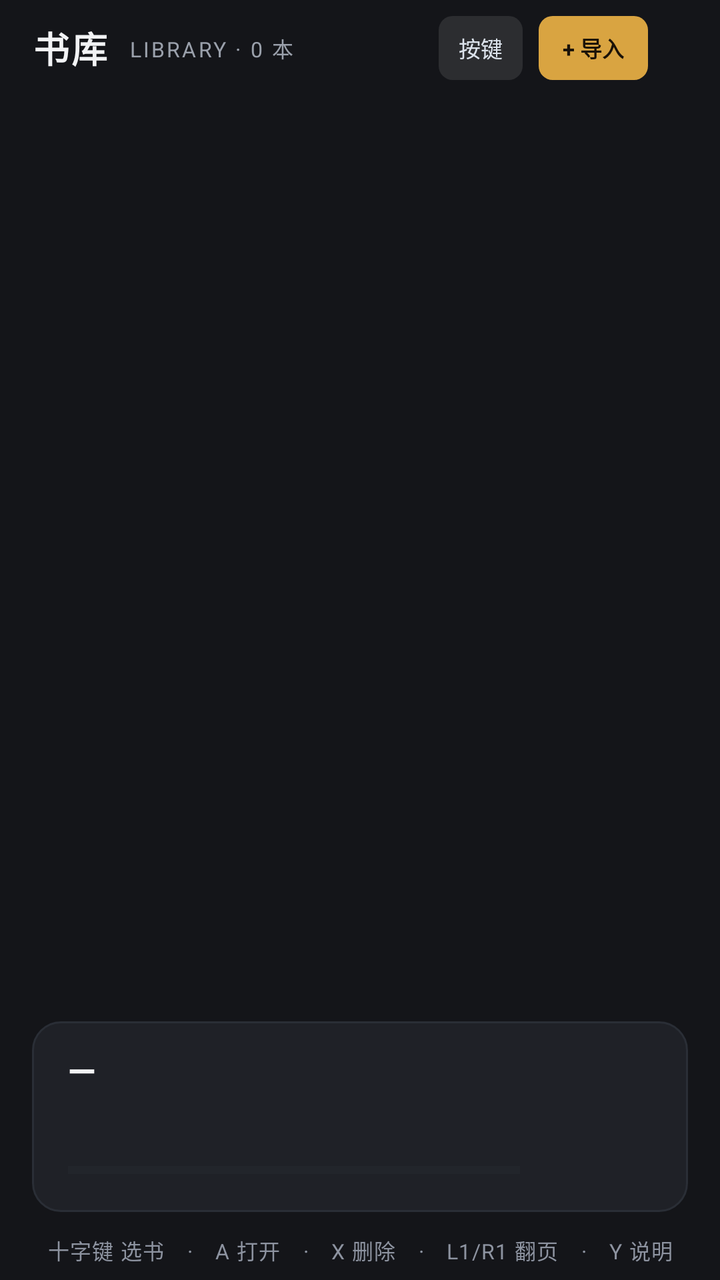
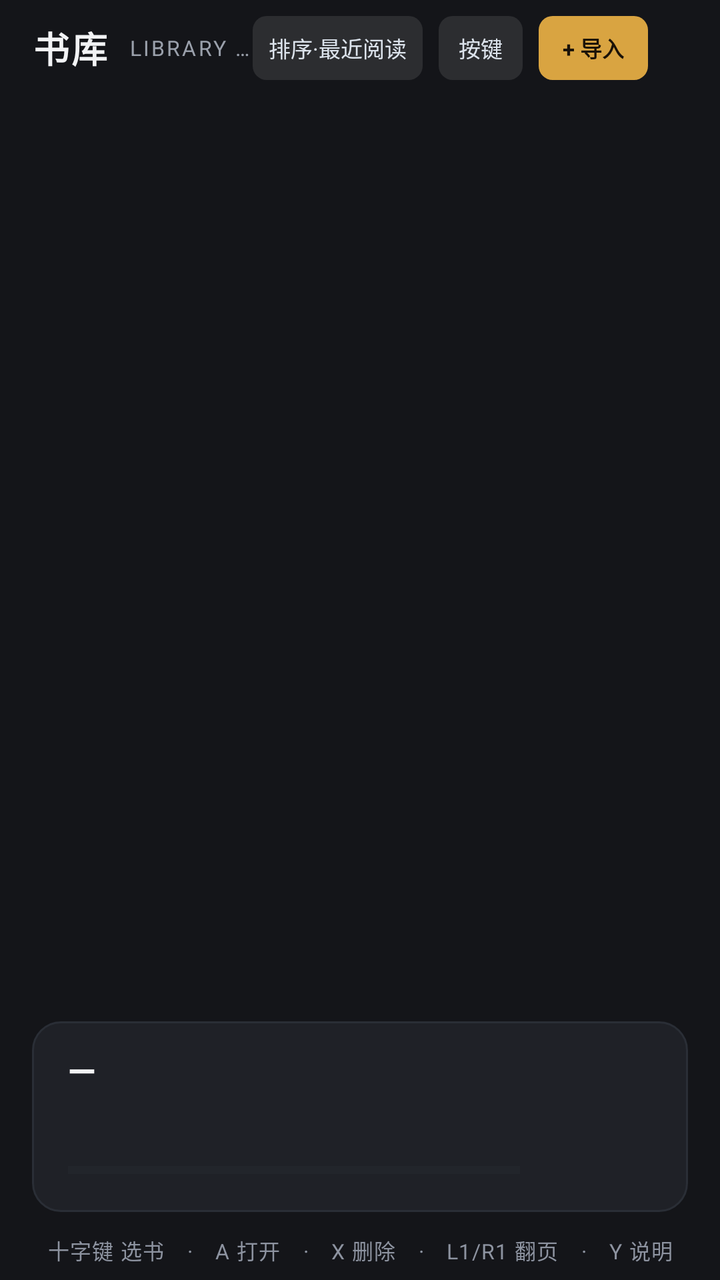

Screens rendered from an Android XML layout before and after an edit, with the pre-edit source and the edit as a unified diff.
<!-- AndroidManifest.xml: application theme Theme.PocketReader -->
<!-- res/layout/activity_main.xml -->
<?xml version="1.0" encoding="utf-8"?>
<LinearLayout xmlns:android="http://schemas.android.com/apk/res/android"
    android:layout_width="match_parent"
    android:layout_height="match_parent"
    android:background="#141519"
    android:orientation="vertical">

    <LinearLayout
        android:layout_width="match_parent"
        android:layout_height="48dp"
        android:gravity="center_vertical"
        android:orientation="horizontal"
        android:paddingHorizontal="16dp">

        <TextView
            android:layout_width="wrap_content"
            android:layout_height="wrap_content"
            android:letterSpacing="0.06"
            android:text="书库"
            android:textColor="#F2F3F5"
            android:textSize="18sp"
            android:textStyle="bold" />

        <TextView
            android:id="@+id/tvLibCount"
            android:layout_width="0dp"
            android:layout_height="wrap_content"
            android:layout_marginStart="10dp"
            android:layout_weight="1"
            android:ellipsize="end"
            android:letterSpacing="0.1"
            android:maxLines="1"
            android:text="LIBRARY · 0 本"
            android:textColor="#9AA0AB"
            android:textSize="10.5sp" />

        <TextView
            android:id="@+id/btnHelp"
            android:layout_width="wrap_content"
            android:layout_height="32dp"
            android:background="@drawable/bg_tool_btn"
            android:gravity="center"
            android:paddingHorizontal="10dp"
            android:text="按键"
            android:textColor="#DCE3EC"
            android:textSize="11sp" />

        <TextView
            android:id="@+id/btnImport"
            android:layout_width="wrap_content"
            android:layout_height="32dp"
            android:layout_marginStart="8dp"
            android:background="@drawable/bg_accent_btn"
            android:gravity="center"
            android:paddingHorizontal="12dp"
            android:text="+ 导入"
            android:textColor="#1A1208"
            android:textSize="11sp"
            android:textStyle="bold" />

        <TextView
            android:id="@+id/tvBattery"
            android:layout_width="wrap_content"
            android:layout_height="wrap_content"
            android:layout_marginStart="12dp"
            android:textColor="#C9CDD6"
            android:textSize="11sp" />

        <TextView
            android:id="@+id/tvClock"
            android:layout_width="wrap_content"
            android:layout_height="wrap_content"
            android:layout_marginStart="8dp"
            android:textColor="#C9CDD6"
            android:textSize="11sp" />
    </LinearLayout>

    <FrameLayout
        android:layout_width="match_parent"
        android:layout_height="0dp"
        android:layout_weight="1">

        <androidx.recyclerview.widget.RecyclerView
            android:id="@+id/recycler"
            android:layout_width="match_parent"
            android:layout_height="match_parent"
            android:clipToPadding="false"
            android:paddingHorizontal="12dp" />

        <LinearLayout
            android:id="@+id/emptyView"
            android:layout_width="match_parent"
            android:layout_height="match_parent"
            android:gravity="center"
            android:orientation="vertical"
            android:visibility="gone">

            <TextView
                android:layout_width="wrap_content"
                android:layout_height="wrap_content"
                android:text="书架还空着"
                android:textColor="#5E6975"
                android:textSize="15sp" />

            <TextView
                android:layout_width="wrap_content"
                android:layout_height="wrap_content"
                android:layout_marginTop="6dp"
                android:text="点右上角「导入」添加 TXT / EPUB / MOBI / AZW3"
                android:textColor="#3E4753"
                android:textSize="11sp" />
        </LinearLayout>

        <LinearLayout
            android:id="@+id/importOverlay"
            android:layout_width="match_parent"
            android:layout_height="match_parent"
            android:background="#D9141519"
            android:gravity="center"
            android:orientation="vertical"
            android:visibility="gone">

            <ProgressBar
                android:layout_width="wrap_content"
                android:layout_height="wrap_content"
                android:indeterminateTint="#D9A441" />

            <TextView
                android:id="@+id/tvImportState"
                android:layout_width="wrap_content"
                android:layout_height="wrap_content"
                android:layout_marginTop="10dp"
                android:text="正在解析…"
                android:textColor="#C8D0DA"
                android:textSize="12sp" />
        </LinearLayout>
    </FrameLayout>

    <LinearLayout
        android:id="@+id/infoPanel"
        android:layout_width="match_parent"
        android:layout_height="wrap_content"
        android:layout_marginHorizontal="16dp"
        android:layout_marginBottom="4dp"
        android:background="@drawable/bg_panel"
        android:orientation="vertical"
        android:paddingHorizontal="18dp"
        android:paddingVertical="12dp">

        <LinearLayout
            android:layout_width="match_parent"
            android:layout_height="wrap_content"
            android:gravity="bottom"
            android:orientation="horizontal">

            <TextView
                android:id="@+id/tvPanelTitle"
                android:layout_width="0dp"
                android:layout_height="wrap_content"
                android:layout_weight="1"
                android:ellipsize="end"
                android:maxLines="1"
                android:text="—"
                android:textColor="#F2F3F5"
                android:textSize="18sp"
                android:textStyle="bold" />

            <TextView
                android:id="@+id/tvPanelCount"
                android:layout_width="wrap_content"
                android:layout_height="wrap_content"
                android:layout_marginStart="12dp"
                android:textColor="#9AA0AB"
                android:textSize="12sp" />
        </LinearLayout>

        <TextView
            android:id="@+id/tvPanelSub"
            android:layout_width="match_parent"
            android:layout_height="wrap_content"
            android:layout_marginTop="3dp"
            android:ellipsize="end"
            android:maxLines="1"
            android:textColor="#9AA0AB"
            android:textSize="12sp" />

        <LinearLayout
            android:layout_width="match_parent"
            android:layout_height="wrap_content"
            android:layout_marginTop="10dp"
            android:gravity="center_vertical"
            android:orientation="horizontal">

            <ProgressBar
                android:id="@+id/pbPanel"
                style="?android:attr/progressBarStyleHorizontal"
                android:layout_width="0dp"
                android:layout_height="5dp"
                android:layout_weight="1"
                android:max="1000"
                android:progressBackgroundTint="#2A2E36"
                android:progressTint="#7C9CFF" />

            <TextView
                android:id="@+id/tvPanelPct"
                android:layout_width="wrap_content"
                android:layout_height="wrap_content"
                android:layout_marginStart="12dp"
                android:minWidth="44dp"
                android:textAlignment="viewEnd"
                android:textColor="#F2F3F5"
                android:textSize="13sp"
                android:textStyle="bold" />

            <TextView
                android:id="@+id/tvPanelLast"
                android:layout_width="wrap_content"
                android:layout_height="wrap_content"
                android:layout_marginStart="10dp"
                android:textColor="#9AA0AB"
                android:textSize="11.5sp" />
        </LinearLayout>
    </LinearLayout>

    <TextView
        android:id="@+id/hintBar"
        android:layout_width="match_parent"
        android:layout_height="30dp"
        android:ellipsize="end"
        android:gravity="center"
        android:letterSpacing="0.04"
        android:maxLines="1"
        android:text="十字键 选书　·　A 打开　·　X 删除　·　L1/R1 翻页　·　Y 说明"
        android:textColor="#8D93A0"
        android:textSize="10.5sp" />

</LinearLayout>
<!-- resources referenced by this layout -->
<resources>
  <!-- drawable bg_accent_btn (drawable) -->
  <?xml version="1.0" encoding="utf-8"?>
  <ripple xmlns:android="http://schemas.android.com/apk/res/android"
      android:color="#33FFFFFF">
      <item>
          <selector>
              
              <item android:state_focused="true">
                  <shape android:shape="rectangle">
                      <corners android:radius="7dp" />
                      <solid android:color="#E6BC5C" />
                      <stroke android:width="2dp" android:color="#F2F3F5" />
                  </shape>
              </item>
              <item>
                  <shape android:shape="rectangle">
                      <corners android:radius="7dp" />
                      <solid android:color="#D9A441" />
                  </shape>
              </item>
          </selector>
      </item>
  </ripple>
  <!-- drawable bg_panel (drawable) -->
  <?xml version="1.0" encoding="utf-8"?>
  <shape xmlns:android="http://schemas.android.com/apk/res/android"
      android:shape="rectangle">
      <corners android:radius="14dp" />
      <solid android:color="#1F2127" />
      <stroke android:width="1dp" android:color="#2A2E36" />
  </shape>
  <!-- drawable bg_tool_btn (drawable) -->
  <?xml version="1.0" encoding="utf-8"?>
  <selector xmlns:android="http://schemas.android.com/apk/res/android">
      <item android:state_focused="true">
          <shape android:shape="rectangle">
              <corners android:radius="7dp" />
              <solid android:color="#2B333E" />
              <stroke android:width="2dp" android:color="#D9A441" />
          </shape>
      </item>
      <item android:state_pressed="true">
          <shape android:shape="rectangle">
              <corners android:radius="7dp" />
              <solid android:color="#39424F" />
          </shape>
      </item>
      <item>
          <shape android:shape="rectangle">
              <corners android:radius="7dp" />
              <solid android:color="#1AFFFFFF" />
          </shape>
      </item>
  </selector>
  <style name="Theme.PocketReader" parent="Theme.Material3.Dark.NoActionBar">
          <item name="android:windowBackground">#101317</item>
          <item name="android:statusBarColor">@android:color/transparent</item>
          <item name="android:navigationBarColor">@android:color/transparent</item>
          <item name="android:windowLightStatusBar">false</item>
      </style>
</resources>

<!-- the commit's change to res/layout/activity_main.xml (unified diff, before → after) -->
@@ -35,9 +35,21 @@
             android:textSize="10.5sp" />
 
         <TextView
+            android:id="@+id/btnSort"
+            android:layout_width="wrap_content"
+            android:layout_height="32dp"
+            android:background="@drawable/bg_tool_btn"
+            android:gravity="center"
+            android:paddingHorizontal="8dp"
+            android:text="排序·最近阅读"
+            android:textColor="#DCE3EC"
+            android:textSize="11sp" />
+
+        <TextView
             android:id="@+id/btnHelp"
             android:layout_width="wrap_content"
             android:layout_height="32dp"
+            android:layout_marginStart="8dp"
             android:background="@drawable/bg_tool_btn"
             android:gravity="center"
             android:paddingHorizontal="10dp"
